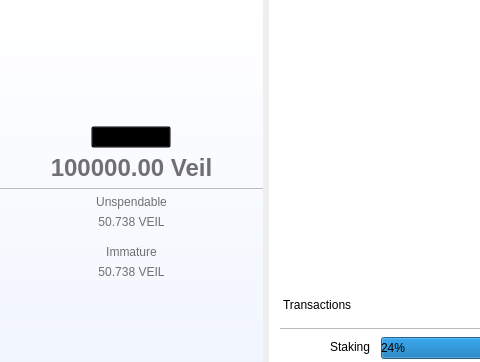
Old version of the form src/qt/veil/forms/mainwindow.ui in the repository Veil-Project/veil; both pictures show x 0 to 480 and y 0 to 362 of the 900 by 640 pixel window.
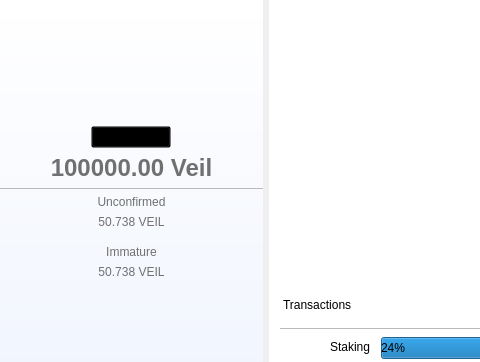
New version of the form. Icons and pictures are not drawn.

Commit message: Update mainwindow.ui change Unspendable to Unconfirmed

Patch:
```diff
--- a/src/qt/veil/forms/mainwindow.ui
+++ b/src/qt/veil/forms/mainwindow.ui
@@ -182,7 +182,7 @@
    color: #707070;</string>
                 </property>
                 <property name="text">
-                 <string>Unspendable</string>
+                 <string>Unconfirmed</string>
                 </property>
                 <property name="alignment">
                  <set>Qt::AlignCenter</set>
```
